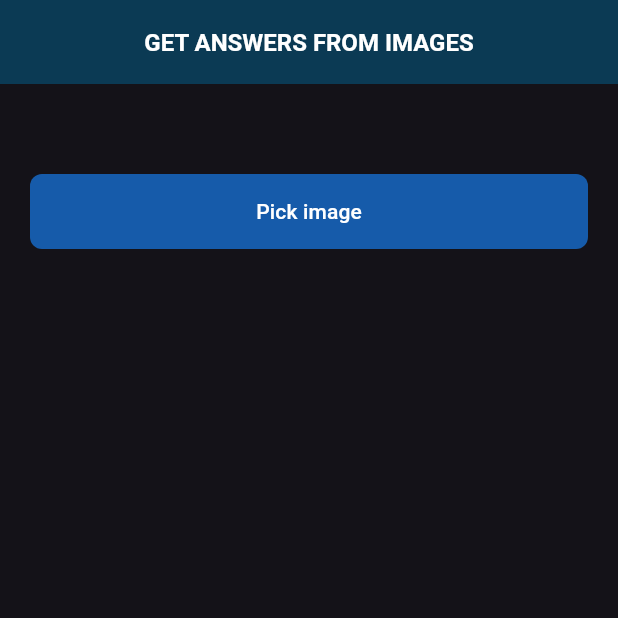
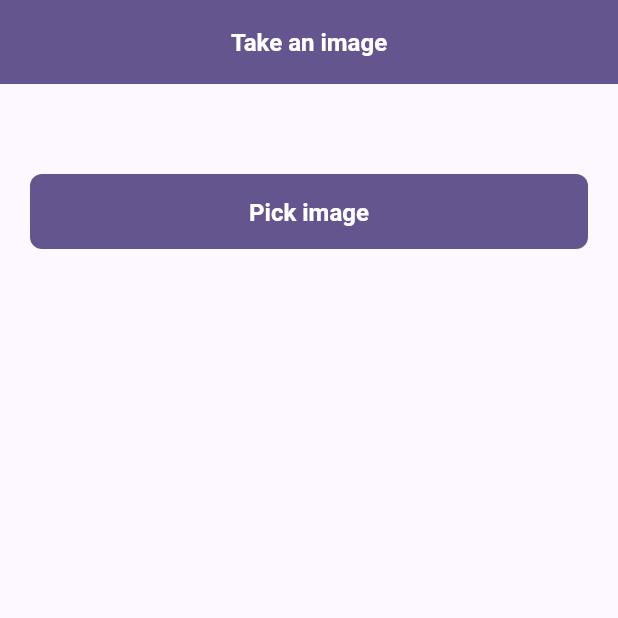
Before and after one commit to mmbdeir/pic_answer, a Flutter app: the screen it shows after launch, on a phone screen of 412 x 824 dp, the top half of it. Run offline on Flutter 3.47's test engine with Material 3 defaults, Android fonts, the phone set to English and light mode, and no system bars; our stand-ins replace image_picker; missing offline and left inert: google_ml_kit.

Commit message:
Update pick_answer.dart

```diff
--- a/lib/pick_answer.dart
+++ b/lib/pick_answer.dart
@@ -31,14 +31,14 @@ class _ToText extends State<ToText> {
   @override
   Widget build(BuildContext context) {
     return Scaffold(
+      backgroundColor: Theme.of(context).colorScheme.background,
       appBar: AppBar(
-
         centerTitle: true,
-        backgroundColor: const Color.fromARGB(255, 11, 58, 84),
-        title: const Text(
-          'GET ANSWERS FROM IMAGES',
-          style: TextStyle(
-            color: Colors.white,
+        backgroundColor: Theme.of(context).colorScheme.primary,
+        title: Text(
+          'Take an image',
+          style: Theme.of(context).textTheme.titleLarge!.copyWith(
+            color: Theme.of(context).colorScheme.onPrimary,
           )
         ),
       ),
@@ -98,7 +98,7 @@ class _ToText extends State<ToText> {
             margin: const EdgeInsets.symmetric(vertical: 10, horizontal: 20),
             child: ElevatedButton(
               style: ElevatedButton.styleFrom(
-                backgroundColor: const Color(0xFF165BAA),
+                backgroundColor: Theme.of(context).colorScheme.primary,
                 elevation: 0,
                 shape: RoundedRectangleBorder(
                   borderRadius: BorderRadius.circular(8)
@@ -110,12 +110,12 @@ class _ToText extends State<ToText> {
                 });
                 getImage();
               },
-              child: const Text(
+              child: Text(
                 'Pick image',
-                style: TextStyle(
-                  color: Colors.white,
+                style: Theme.of(context).textTheme.titleLarge!.copyWith(
+                  color: Theme.of(context).colorScheme.onPrimary,
                 ),
-              )
+              ),
             ),
           ),
           const SizedBox(height: 10),
@@ -194,7 +194,7 @@ class _ToText extends State<ToText> {
   }
 
   Future<String?> callChatGPT(String prompt) async {
-  const apiKey = "Your api key";
+  const apiKey = "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";
   const apiUrl = "https://api.openai.com/v1/chat/completions";
 
     final headers = {
```
